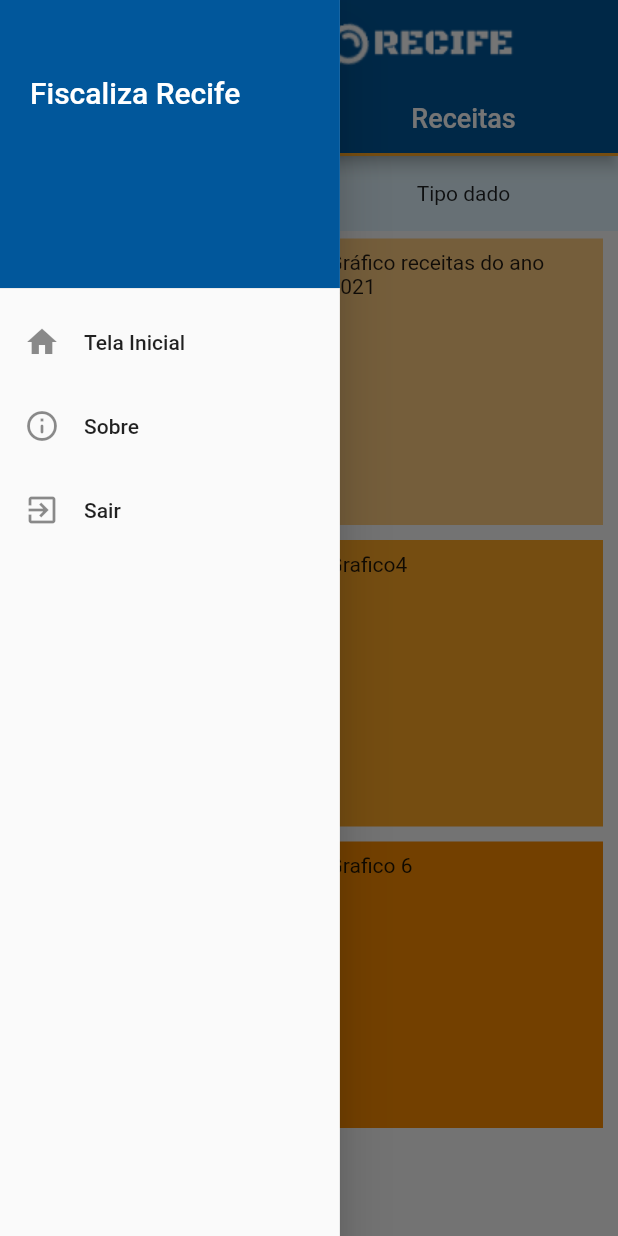
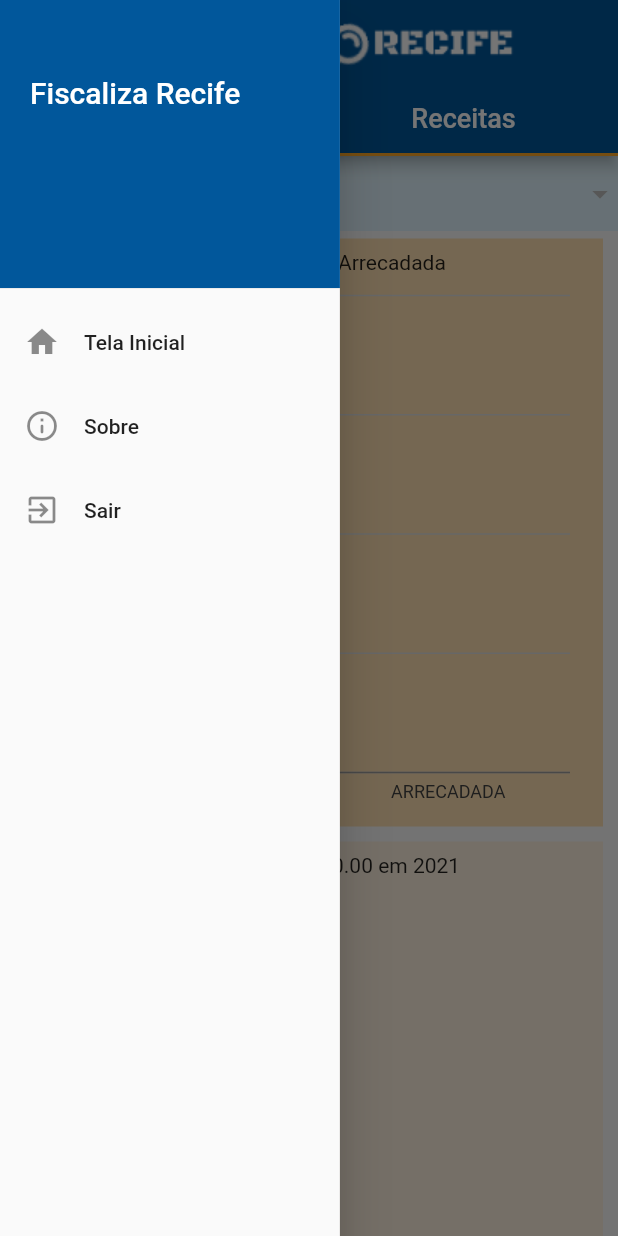
Before and after one commit to menezesluiza/fiscaliza_recife, a Flutter app: the screen it shows after launch, tab 2 chosen, with the side drawer open, on a phone screen of 412 x 824 dp. Run offline on Flutter 3.47's test engine with Material 2 defaults, Android fonts, the phone set to English and light mode, and no system bars; our stand-ins replace charts_flutter, cloud_firestore, firebase_core; accounts and stored records are empty.

Commit message:
commit charts

```diff
--- /dev/null
+++ b/lib/chartRecPrecArrec.dart
@@ -0,0 +1,73 @@
+// @dart=2.9
+import 'package:flutter/material.dart';
+import 'package:intl/intl.dart';
+import 'package:charts_flutter/flutter.dart' as charts;
+
+class ChartRecPrevArrec extends StatefulWidget {
+  const ChartRecPrevArrec({
+    Key key,
+    this.real,
+    this.recPrev,
+    this.recArrec,
+  }) : super(key: key);
+
+  final NumberFormat real;
+  final double recPrev;
+  final double recArrec;
+
+  @override
+  _ChartRecPrevArrecState createState() => _ChartRecPrevArrecState();
+}
+
+class _ChartRecPrevArrecState extends State<ChartRecPrevArrec> {
+  void initState() {
+    super.initState();
+  }
+
+  @override
+  Widget build(BuildContext context) {
+    List<charts.Series<ChartRecPrevArrecData, String>> _seriesData = [];
+    var data = [
+      new ChartRecPrevArrecData('PREVISTA', widget.recPrev, Colors.red),
+      new ChartRecPrevArrecData('ARRECADADA', widget.recArrec, Colors.yellow),
+    ];
+
+    _seriesData.add(
+      charts.Series(
+          domainFn: (ChartRecPrevArrecData rec, _) => rec.tipo,
+          measureFn: (ChartRecPrevArrecData rec, _) => rec.valor,
+          id: 'Receitas',
+          data: data,
+          fillPatternFn: (_, __) => charts.FillPatternType.forwardHatch,
+          fillColorFn: (ChartRecPrevArrecData rec, _) =>
+              charts.ColorUtil.fromDartColor(Colors.blue)),
+    );
+    return Container(
+      padding: const EdgeInsets.all(8),
+      //child: Text('Gráfico receitas do ano ${widget.dropdownValueR}'),
+      child: Column(
+        children: [
+          Text(
+              //'Receita prevista ${widget.real.format(widget.recPrev)} x arrecadada ${widget.real.format(widget.recArrec)}'
+              'Receita Prevista x Arrecadada '),
+          Expanded(
+              child: charts.BarChart(
+            _seriesData,
+            animate: true,
+            barGroupingType: charts.BarGroupingType.grouped,
+            animationDuration: Duration(seconds: 2),
+          ))
+        ],
+      ),
+      color: Colors.orange[100],
+    );
+  }
+}
+
+class ChartRecPrevArrecData {
+  String tipo;
+  double valor;
+  Color colorval;
+
+  ChartRecPrevArrecData(this.tipo, this.valor, this.colorval);
+}
--- a/lib/gridRec.dart
+++ b/lib/gridRec.dart
@@ -1,28 +1,27 @@
+// @dart=2.9
+import 'package:fiscaliza_recife/chartRecPrecArrec.dart';
 import 'package:flutter/material.dart';
-import './detalhesGrafico.dart';
-//import './Receitas.dart';
 import 'package:cloud_firestore/cloud_firestore.dart';
+import 'package:intl/intl.dart';
 
+// ignore: must_be_immutable
 class GridRec extends StatefulWidget {
-  const GridRec({
-    Key? key,
-    required this.dropdownValueR,
+  GridRec({
+    Key key,
+    this.dropdownValueR,
+    this.orgaoR,
   }) : super(key: key);
 
-  final String dropdownValueR;
+  String dropdownValueR;
+  String orgaoR;
 
   @override
   _GridRecState createState() => _GridRecState();
 }
 
 class _GridRecState extends State<GridRec> {
-  void _chartScreen(BuildContext context) {
-    Navigator.of(context).push(
-      MaterialPageRoute(builder: (_) {
-        return DetalhesGrafico(widget.dropdownValueR);
-      }),
-    );
-  }
+  FirebaseFirestore firestore = FirebaseFirestore.instance;
+  final real = new NumberFormat("#,##0.00", "en_US");
 
   @override
   void initState() {
@@ -30,17 +29,43 @@
     getData();
   }
 
-  FirebaseFirestore firestore = FirebaseFirestore.instance;
+  double recArrec = 0;
+  double recPrev = 0;
 
-  void getData() {
-    FirebaseFirestore.instance
-        .collection('receitas-2021')
-        .get()
-        .then((QuerySnapshot querySnapshot) {
-      querySnapshot.docs.forEach((doc) {
-        print(doc["orgao_nome"]);
+  void getData() async {
+    String _ano = 'receitas-' + widget.dropdownValueR;
+    String _orgao = widget.orgaoR;
+    //List<String> _dados = [];
+    if (widget.orgaoR == 'TODOS') {
+      await FirebaseFirestore.instance
+          .collection(_ano)
+          .get()
+          .then((QuerySnapshot querySnapshot) {
+        querySnapshot.docs.forEach((doc) {
+          recPrev += double.parse(doc['receita_prevista_atualizada']
+              .toString()
+              .replaceAll(",", "."));
+          recArrec += double.parse(
+              doc['receita_arrecadada'].toString().replaceAll(",", "."));
+        });
       });
-    });
+    } else {
+      await FirebaseFirestore.instance
+          .collection(_ano)
+          .where('orgao_nome', isEqualTo: _orgao)
+          .get()
+          .then((QuerySnapshot querySnapshot) {
+        querySnapshot.docs.forEach((doc) {
+          recPrev += double.parse(doc['receita_prevista_atualizada']
+              .toString()
+              .replaceAll(",", "."));
+          recArrec += double.parse(
+              doc['receita_arrecadada'].toString().replaceAll(",", "."));
+        });
+      });
+    }
+
+    setState(() {});
   }
 
   @override
@@ -54,36 +79,31 @@
           padding: const EdgeInsets.fromLTRB(10, 5, 10, 5),
           crossAxisSpacing: 10,
           mainAxisSpacing: 10,
-          crossAxisCount: 2,
+          crossAxisCount: 1,
           children: <Widget>[
+            ChartRecPrevArrec(real: real, recPrev: recPrev, recArrec: recArrec),
             InkWell(
-              onTap: () => _chartScreen(context),
-              splashColor: Colors.pink,
-              focusColor: Colors.pink,
+              onTap: null,
               child: Container(
                 padding: const EdgeInsets.all(8),
-                child: Text('Receita prevista:'),
-                color: Colors.orange[100],
+                child: Text(
+                    'Receita Arrecadada pelo ${widget.orgaoR} ${real.format(recArrec)} em ${widget.dropdownValueR}'),
+                color: Colors.orange[50],
               ),
             ),
             Container(
               padding: const EdgeInsets.all(8),
-              child: Text('Gráfico receitas do ano ${widget.dropdownValueR}'),
-              color: Colors.orange[200],
-            ),
-            Container(
-              padding: const EdgeInsets.all(8),
-              child: const Text('Grafico3'),
+              child: const Text(''),
               color: Colors.orange[300],
             ),
             Container(
               padding: const EdgeInsets.all(8),
-              child: const Text('Grafico4'),
+              child: const Text('por mes'),
               color: Colors.orange[400],
             ),
             Container(
               padding: const EdgeInsets.all(8),
-              child: const Text('Grafico 5 '),
+              child: const Text('Grafico fonte_origem_receita_nome '),
               color: Colors.orange[500],
             ),
             Container(
--- a/lib/main.dart
+++ b/lib/main.dart
@@ -1,3 +1,4 @@
+// @dart=2.9
 import 'package:firebase_core/firebase_core.dart';
 import 'package:flutter/material.dart';
 import './telaInicial.dart';
@@ -9,7 +10,7 @@
 }
 
 class FiscalizaRecife extends StatelessWidget {
-  const FiscalizaRecife({Key? key}) : super(key: key);
+  const FiscalizaRecife({Key key}) : super(key: key);
 
   static const String _title = 'Fiscaliza Recife';
 
--- a/lib/telaInicial.dart
+++ b/lib/telaInicial.dart
@@ -4,6 +4,7 @@
 //import './secionarAno.dart';
 import './gridDesp.dart';
 import './gridRec.dart';
+import 'package:cloud_firestore/cloud_firestore.dart';
 
 class TelaPrincipal extends StatefulWidget {
   const TelaPrincipal({Key? key}) : super(key: key);
@@ -20,6 +21,7 @@
   void initState() {
     super.initState();
     _tabController = TabController(length: 2, vsync: this);
+    _loadOrgaosR();
   }
 
   String dropdownValueR = '2021';
@@ -27,6 +29,25 @@
 
   String dropdownValueD = '2021';
   List<String> anosD = ['2021', '2020', '2019', '2018', '2017'];
+
+  String orgaoR = 'TODOS';
+  List<String> orgaosR = [];
+
+  FirebaseFirestore firestore = FirebaseFirestore.instance;
+
+  void _loadOrgaosR() async {
+    String _anoOrgao = 'orgaos-' + dropdownValueR;
+    await FirebaseFirestore.instance
+        .collection(_anoOrgao)
+        .orderBy('id')
+        .get()
+        .then((QuerySnapshot querySnapshot) {
+      querySnapshot.docs.forEach((doc) {
+        orgaosR.add(doc['nome']);
+      });
+    });
+    setState(() {});
+  }
 
   @override
   Widget build(BuildContext context) {
@@ -134,7 +155,11 @@
                                   (String value) {
                                 return DropdownMenuItem<String>(
                                   value: value,
-                                  child: Center(child: Text(value)),
+                                  child: Center(
+                                      child: Text(
+                                    value,
+                                    style: TextStyle(fontSize: 15),
+                                  )),
                                 );
                               }).toList(),
                             ),
@@ -142,20 +167,40 @@
                         ),
                       ),
                       Expanded(
+                        //BOTAO ORGAOS
                         child: Container(
-                            //padding: EdgeInsets.fromLTRB(0, 10, 0, 10),
-                            decoration:
-                                BoxDecoration(color: Colors.lightBlue[50]),
-                            height: 50,
-                            child: Center(
-                              child: Text(
-                                'Tipo dado',
-                              ),
-                            )),
+                          //padding: EdgeInsets.fromLTRB(0, 10, 0, 10),
+                          decoration:
+                              BoxDecoration(color: Colors.lightBlue[50]),
+                          height: 50,
+                          //width: double.maxFinite,
+                          child: DropdownButtonHideUnderline(
+                            child: DropdownButton<String>(
+                              value: orgaoR,
+                              elevation: 20,
+                              isExpanded: true,
+                              dropdownColor: Colors.lightBlue[50],
+                              style: TextStyle(color: Colors.blue[900]),
+                              onChanged: (String? newValue) {
+                                setState(() {
+                                  orgaoR = newValue!;
+                                });
+                              },
+                              items: orgaosR.map<DropdownMenuItem<String>>(
+                                  (String value) {
+                                return DropdownMenuItem<String>(
+                                  value: value,
+                                  child: Text(value,
+                                      style: TextStyle(fontSize: 12)),
+                                );
+                              }).toList(),
+                            ),
+                          ),
+                        ),
                       )
                     ],
                   ),
-                  GridRec(dropdownValueR: dropdownValueR)
+                  GridRec(dropdownValueR: dropdownValueR, orgaoR: orgaoR)
                 ],
               ),
             ),
```
Also changed, not shown: lib/detalhesGrafico.dart (+8 -0 lines), pubspec.yaml (+3 -4 lines), pubspec.lock.
